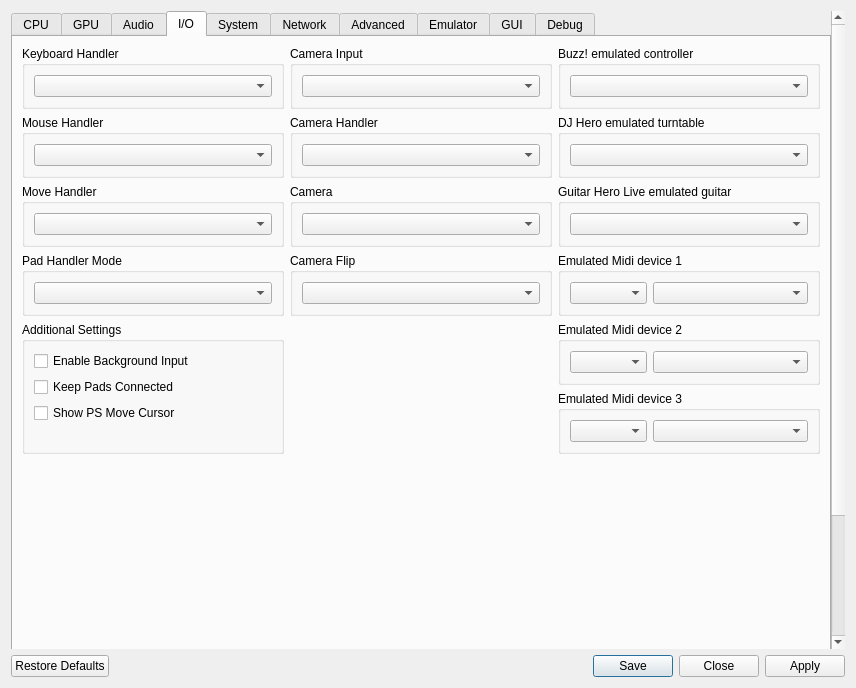
RPCS3/rpcs3, file rpcs3/rpcs3qt/settings_dialog.ui: the form before one commit.
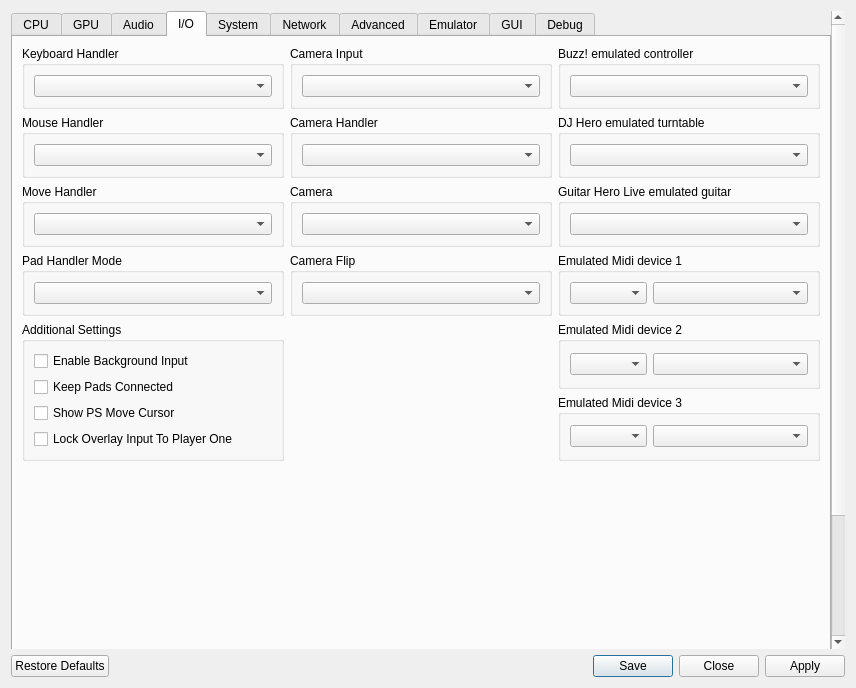
The form after the commit. The open tabs and pages were chosen to show the change. Icons and pictures are not drawn.

Commit message: input/overlays: add option to lock overlay input to player one

Patch:
```diff
--- a/rpcs3/rpcs3qt/settings_dialog.ui
+++ b/rpcs3/rpcs3qt/settings_dialog.ui
@@ -1803,6 +1803,13 @@
                </property>
               </widget>
              </item>
+             <item>
+              <widget class="QCheckBox" name="lockOverlayInputToPlayerOne">
+               <property name="text">
+                <string>Lock Overlay Input To Player One</string>
+               </property>
+              </widget>
+             </item>
              <item>
               <spacer name="verticalSpacerIoAdditionalSettings">
                <property name="orientation">
```
The commit also changes 6 other files.
